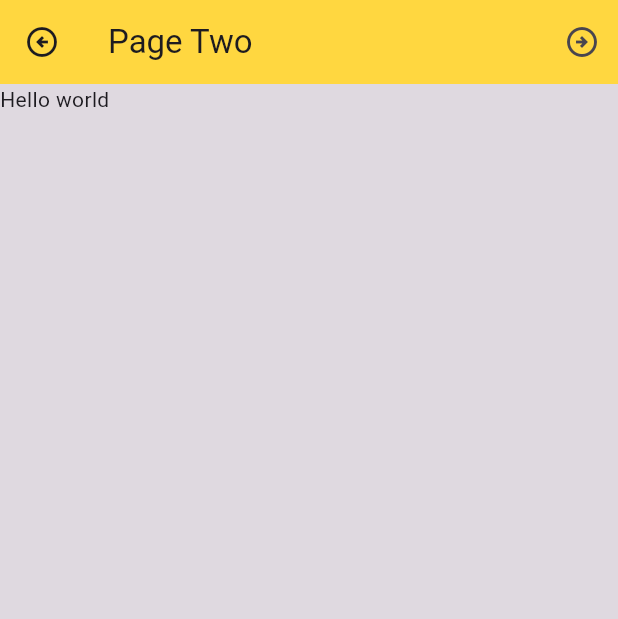
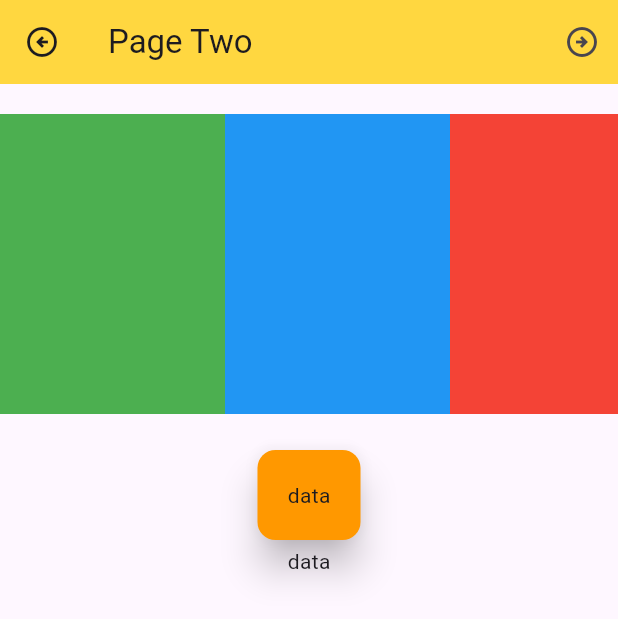
Before and after one commit to bipulcn/flutter_help, a Flutter app: the screen it shows after launch, after a tap on the "menu" icon, on a phone screen of 412 x 824 dp. Shown: the top 619 px of the screen. Run offline on Flutter 3.47's test engine with Material 2 defaults, Android fonts, the light colour scheme and no system bars; our stand-ins replace dio, equatable, fl_chart, flutter_bloc, shared_preferences, sqflite and 2 more; accounts and stored records are empty.

Commit message:
change on layout

```diff
--- a/test_layout/lib/pages/pageone.dart
+++ b/test_layout/lib/pages/pageone.dart
@@ -41,6 +41,26 @@ class _OneSubPageState extends State<OneSubPage> {
       mainAxisAlignment: MainAxisAlignment.start,
       crossAxisAlignment: CrossAxisAlignment.center,
       children: <Widget>[
+        Wrap(
+          children: [
+            Container(
+              height: 100,
+              width: MediaQuery.of(context).size.width / 2,
+              color: Colors.limeAccent,
+            ),
+            Container(
+              height: 100,
+              width: MediaQuery.of(context).size.width / 3,
+              color: Colors.redAccent,
+            ),
+            Expanded(
+              child: Container(
+                height: 100,
+                color: Colors.greenAccent,
+              ),
+            ),
+          ],
+        ),
         Expanded(
           child: Container(
             color: Colors.blueAccent,
--- a/test_layout/lib/pages/pagetwo.dart
+++ b/test_layout/lib/pages/pagetwo.dart
@@ -23,12 +23,61 @@ class PageTwo extends StatelessWidget {
             ),
           ],
         ),
-      body: Container(
-        color: Colors.black12,
-        width: double.infinity,
-        height: double.infinity,
-        child: const Text("Hello world"),
+        body: const SubChildPage());
+  }
+}
+
+class SubChildPage extends StatefulWidget {
+  const SubChildPage({super.key});
+
+  @override
+  State<SubChildPage> createState() => _SubChildPageState();
+}
+
+class _SubChildPageState extends State<SubChildPage> {
+  @override
+  Widget build(BuildContext context) {
+    return Column(
+      mainAxisAlignment: MainAxisAlignment.start,
+      children: [
+        Container(
+          // it bounds the Listview to be in appropriate height
+          height: 200,
+          margin: const EdgeInsets.symmetric(vertical: 20),
+          child: ListView(
+            shrinkWrap: true,
+            scrollDirection: Axis.horizontal,
+            children: <Widget>[
+              Container(
+                width: 150,
+                color: Colors.green,
               ),
+              Container(
+                width: 150,
+                color: Colors.blue,
+              ),
+              Container(
+                width: 150,
+                color: Colors.red,
+              ),
+              Container(
+                width: 150,
+                color: Colors.orange,
+              ),
+              Container(
+                width: 150,
+                color: Colors.yellow,
+              ),
+            ],
+          ),
+        ),
+        const Card(
+          color: Colors.orange,
+          elevation: 10,
+          child: Padding(padding: EdgeInsets.all(20), child: Text("data")),
+        ),
+        const Text("data")
+      ],
     );
   }
 }
```
Lines whose indentation alone changed are shown as unchanged.
